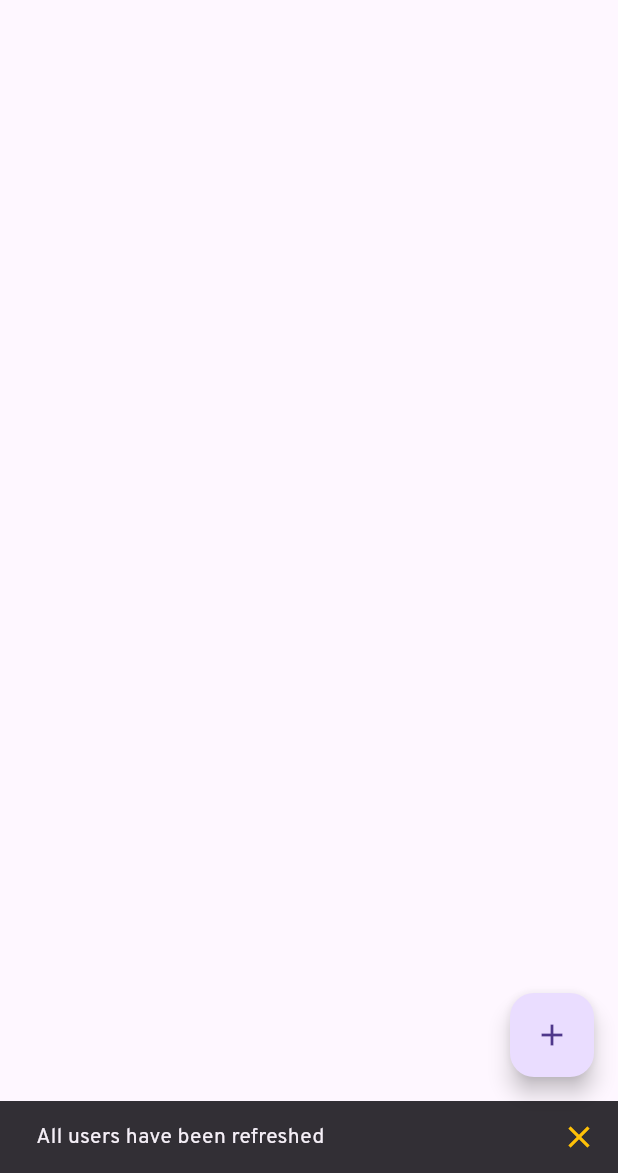
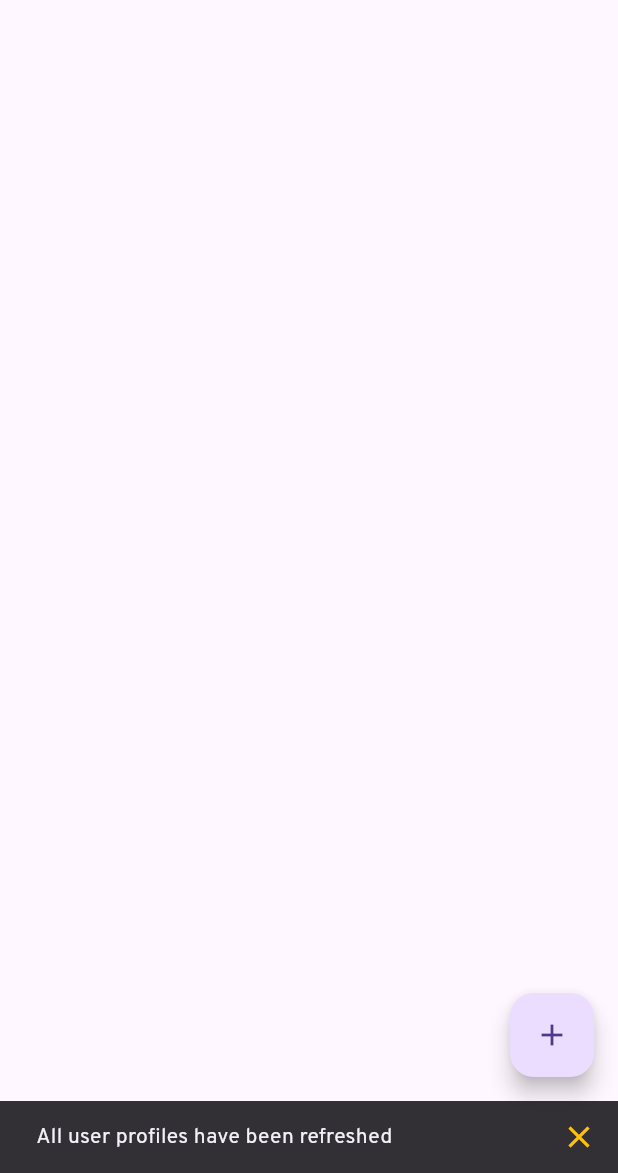
Before and after one commit to eterniter06/leetprofile, a Flutter app: the screen it shows after launch, after a tap on the "refresh" icon, on a phone screen of 412 x 824 dp, the part 63-1236 px from its top. Run offline on Flutter 3.47's test engine with Material 2 defaults, Android fonts, the phone set to English and light mode, and no system bars; our stand-ins replace font_awesome_flutter, isar, percent_indicator, share_plus; accounts and stored records are empty; generated files the repository leaves out were written again; network calls fail.

Commit message:
Ensure github logo is visible against dark background [temporary fix]
Proper fix: Set background color to white
Minor change:
        'All users have been refreshed'
                        to
        'All user profiles have been refreshed'

```diff
--- a/lib/components/social_media_button.dart
+++ b/lib/components/social_media_button.dart
@@ -21,6 +21,7 @@ class SocialMediaButton extends StatelessWidget {
   @override
   Widget build(BuildContext context) {
     return IconButton(
+      tooltip: "Launch $socialMedia profile",
       onPressed: () async {
         Uri link = Uri.parse(this.link);
         if (await canLaunchUrl(link) == true) {
--- a/lib/pages/userlist.dart
+++ b/lib/pages/userlist.dart
@@ -81,7 +81,7 @@ class _UserListPageState extends State<UserListPage> {
       }
     });
 
-    _informUser(const Text('All users have been refreshed'));
+    _informUser(const Text('All user profiles have been refreshed'));
   }
 
   Future<UserData?> _createUser(String username) async {
```
Also changed, not shown: lib/pages/user.dart (+8 -1 lines).
